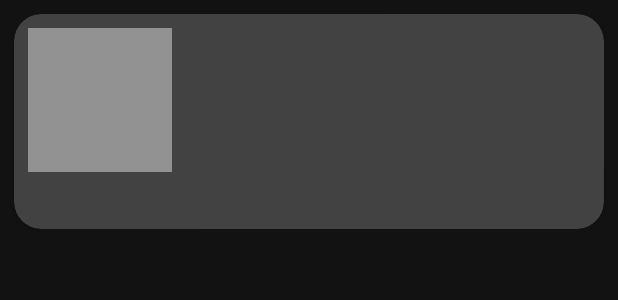
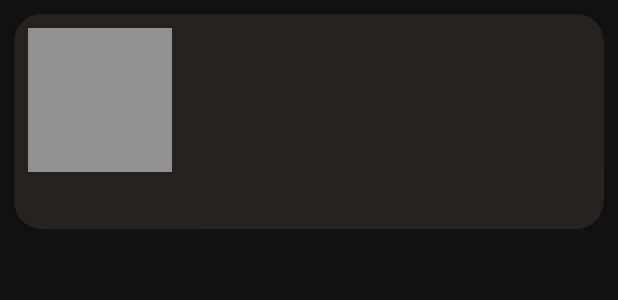
Before and after one commit to rustamft/tasksFT, an Android app: the layout list_item.xml on its own in the app's theme, with its tools: preview values and no code run, on a phone screen of 412 x 824 dp. Shown: the top 300 px of the screen. Run offline under Robolectric (Android 15) with nearby library versions, the phone set to English and light mode, and no system bars.

Commit message:
Improved theme colors.

```diff
--- a/app/build.gradle
+++ b/app/build.gradle
@@ -14,7 +14,7 @@ android {
         minSdk 21
         targetSdk 30
         versionCode 1
-        versionName "0.8.1"
+        versionName "0.8.2"
 
         testInstrumentationRunner "androidx.test.runner.AndroidJUnitRunner"
     }
--- a/app/src/main/res/layout/list_item.xml
+++ b/app/src/main/res/layout/list_item.xml
@@ -25,6 +25,7 @@
         android:layout_margin="@dimen/margin_standard"
         android:onClick="@{() -> viewModel.onTaskChecked(task, checked)}"
         android:onLongClick="@{(view) -> viewModel.navigateNext(view, task.id)}"
+        android:theme="@style/Card"
         app:cardCornerRadius="@dimen/corner_radius">
 
         <TableLayout
--- a/app/src/main/res/values-night/themes.xml
+++ b/app/src/main/res/values-night/themes.xml
@@ -13,6 +13,13 @@
         <item name="android:statusBarColor" tools:targetApi="l">?android:attr/colorBackground</item>
         <!-- Customize your theme here. -->
         <item name="android:textColor">@color/white</item>
+        <item name="colorBackgroundFloating">@color/ink_color</item>
+        <item name="android:colorBackgroundFloating" tools:targetApi="23">@color/ink_color</item>
+    </style>
+
+    <!-- Card theme. -->
+    <style name="Card" parent="Widget.MaterialComponents.CardView">
+        <item name="android:backgroundTint">@color/ink_color</item>
     </style>
 
     <!-- FAB theme. -->
--- a/app/src/main/res/values/colors.xml
+++ b/app/src/main/res/values/colors.xml
@@ -1,9 +1,10 @@
-<?xml version="1.0" encoding="utf-8"?>
 <resources>
     <color name="black">#FF000000</color>
     <color name="gray">#FF888888</color>
-    <color name="white">#FFFFFFFF</color>
-    <color name="transparent">#00000000</color>
+    <color name="indigo_white">#FFEBF6F7</color>
+    <color name="ink_color">#FF27221F</color>
     <color name="pure_crimson">#FFC3272B</color>
     <color name="red_wisteria">#FFBB7796</color>
+    <color name="transparent">#00000000</color>
+    <color name="white">#FFFFFFFF</color>
 </resources>
--- a/app/src/main/res/values/themes.xml
+++ b/app/src/main/res/values/themes.xml
@@ -14,6 +14,13 @@
         <!-- Customize your theme here. -->
         <item name="android:textColor">@color/black</item>
         <item name="colorControlNormal">@color/white</item>
+        <item name="colorBackgroundFloating">@color/indigo_white</item>
+        <item name="android:colorBackgroundFloating" tools:targetApi="23">@color/indigo_white</item>
+    </style>
+
+    <!-- Card theme. -->
+    <style name="Card" parent="Widget.MaterialComponents.CardView">
+        <item name="android:backgroundTint">@color/indigo_white</item>
     </style>
 
     <!-- FAB theme. -->
```
